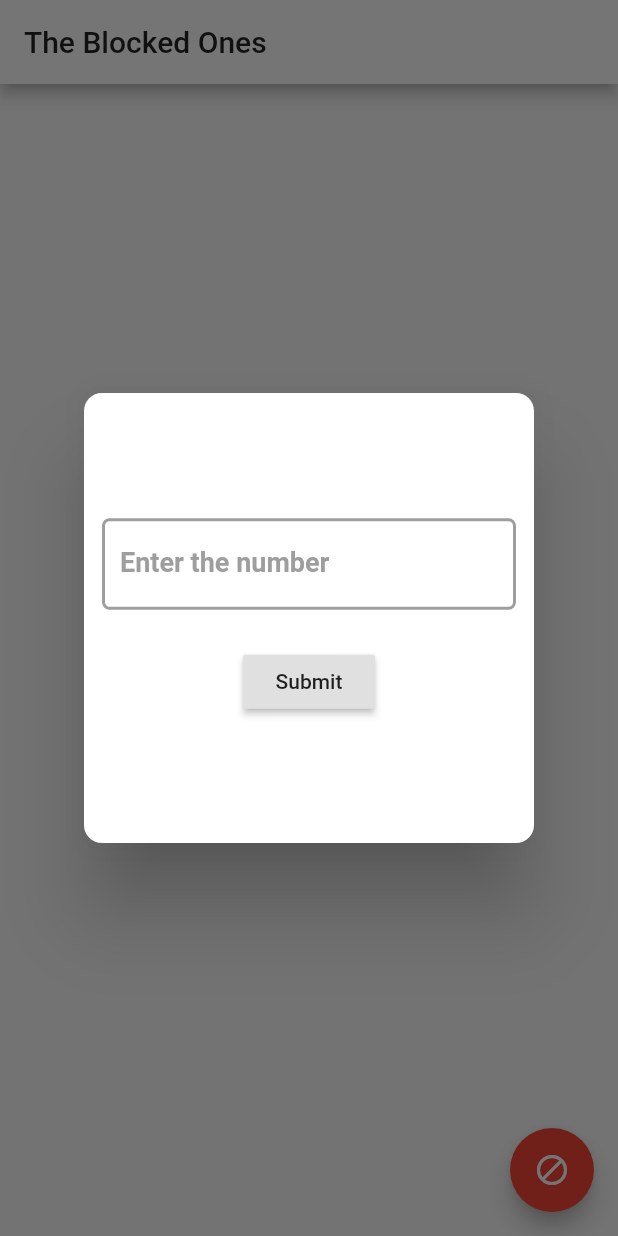
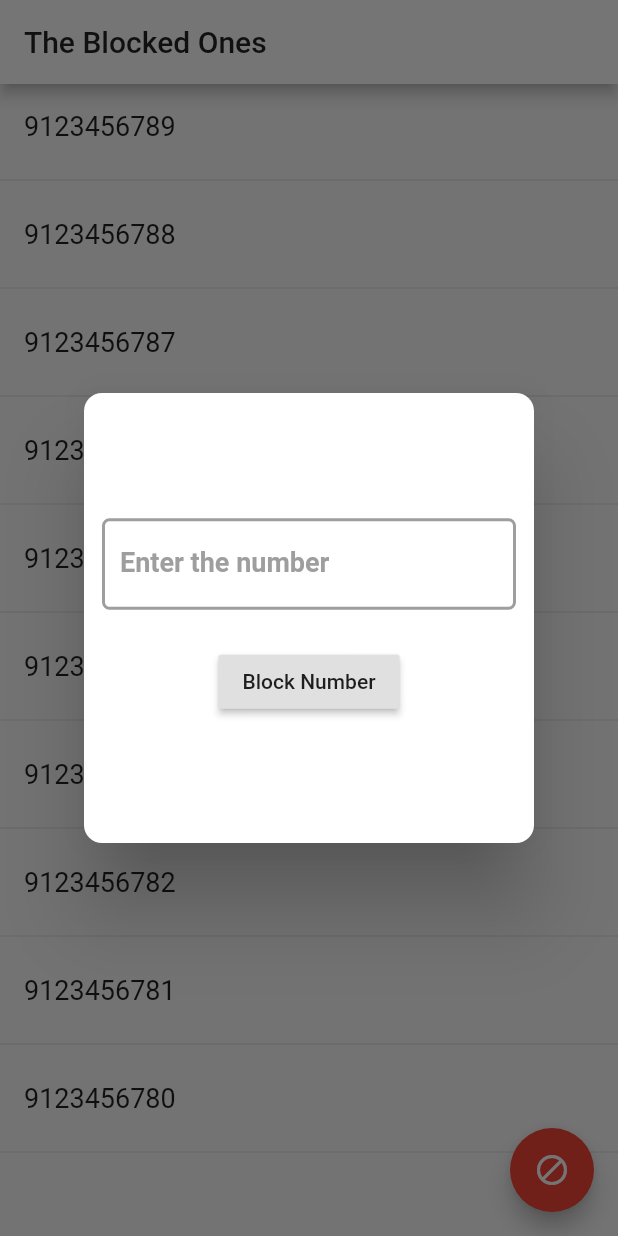
Before and after one commit to SuhasBharadwajK/block_em_up, a Flutter app: the screen it shows after launch, after a tap on the "block" icon, on a phone screen of 412 x 824 dp. Run offline on Flutter 3.47's test engine with Material 2 defaults, Android fonts, the phone set to English and light mode, and no system bars.

Commit message:
Implemented adding of new blocked numbers to list

```diff
--- a/lib/add_number_popup_dialog_form/add_number_popup_dialog_form.dart
+++ b/lib/add_number_popup_dialog_form/add_number_popup_dialog_form.dart
@@ -2,14 +2,20 @@ import 'package:flutter/cupertino.dart';
 import 'package:flutter/material.dart';
 
 class AddNumberToBlockForm extends StatefulWidget {
+  final Function(String) addNewNumberCallback;
+  AddNumberToBlockForm(this.addNewNumberCallback);
+
   @override
-  State<StatefulWidget> createState() => AddNumberToBlockFormState();
+  State<StatefulWidget> createState() => AddNumberToBlockFormState(addNewNumberCallback);
 }
 
 class AddNumberToBlockFormState extends State<AddNumberToBlockForm> {
+  final Function(String) addNewNumberCallback;
+
   var _formKey = GlobalKey<FormState>();
   FocusNode _textFieldFocusNode = FocusNode();
-  final _text = TextEditingController();
+  final _textController = TextEditingController();
+
   bool _isEmpty = false;
   bool _isTouched = false;
   bool _isInvalidNumber = false;
@@ -17,11 +23,11 @@ class AddNumberToBlockFormState extends State<AddNumberToBlockForm> {
   bool _didKeydownHappen = false;
 
   String get _invalidMessage {
-    return this._text.text.isEmpty ? 'Please enter some text' : this._isInvalidNumber ? 'Please enter a valid number' : null;
+    return this._textController.text.isEmpty ? 'Please enter some text' : this._isInvalidNumber ? 'Please enter a valid number' : null;
   }
 
-  AddNumberToBlockFormState() {
-    this._text.addListener(_onTextChangeEventHandler);
+  AddNumberToBlockFormState(this.addNewNumberCallback) {
+    this._textController.addListener(_onTextChangeEventHandler);
     _textFieldFocusNode.addListener(_onFocusNodeEvent);
   }
 
@@ -36,7 +42,7 @@ class AddNumberToBlockFormState extends State<AddNumberToBlockForm> {
             alignment: Alignment.center,
             child: TextFormField(
               focusNode: _textFieldFocusNode,
-              controller: _text,
+              controller: _textController,
               keyboardType: TextInputType.phone,
               decoration: new InputDecoration(
                 labelText: "Enter the number",
@@ -45,7 +51,7 @@ class AddNumberToBlockFormState extends State<AddNumberToBlockForm> {
                 ),
                 fillColor: Colors.white,
                 border: new OutlineInputBorder(
-                  borderSide: BorderSide(color: Colors.black, width: 2.0),
+                  borderSide: BorderSide(width: 2.0),
                   borderRadius: BorderRadius.circular(5),
                 ),
                 enabledBorder: new OutlineInputBorder(
@@ -70,15 +76,15 @@ class AddNumberToBlockFormState extends State<AddNumberToBlockForm> {
             child: RaisedButton(
               onPressed: () {
                 if (_formKey.currentState.validate()) {
-                  // If the form is valid, display a snackbar. In the real world,
-                  // you'd often call a server or save the information in a database.
+                  this.addNewNumberCallback(this._textController.text);
+                  Navigator.pop(context);
                 }
                 else {
                   this._didKeydownHappen = true;
                   FocusScope.of(context).requestFocus(this._textFieldFocusNode);
                 }
               },
-              child: Text('Submit'),
+              child: Text('Block Number'),
             ),
           ),
         ]
@@ -101,9 +107,9 @@ class AddNumberToBlockFormState extends State<AddNumberToBlockForm> {
     }
 
     setState(() {
-      this._isEmpty = this._text.text.isEmpty;
+      this._isEmpty = this._textController.text.isEmpty;
 
-      if (this._text.text.isNotEmpty) {
+      if (this._textController.text.isNotEmpty) {
         this._didKeydownHappen = true;
 
         if (!this._isTouched) {
@@ -114,7 +120,7 @@ class AddNumberToBlockFormState extends State<AddNumberToBlockForm> {
   }
 
   String numberValidator(String value) {
-    if (this._text.text.isEmpty || this._isInvalidNumber) {
+    if (this._textController.text.isEmpty || this._isInvalidNumber) {
       return this._invalidMessage;
     }
 
--- a/lib/app.dart
+++ b/lib/app.dart
@@ -3,15 +3,41 @@ import 'package:flutter/material.dart';
 import 'widgets/add_number_button.dart';
 import 'blocked_list/blocked_list.dart';
 
-class BlockEmAllApp extends StatelessWidget {
+class BlockEmAllApp extends StatefulWidget {
+  @override
+  State<StatefulWidget> createState()  => BlockEmAllAppState();
+}
+
+class BlockEmAllAppState extends State<BlockEmAllApp> {
+  List<String> _blockedNumbers = List<String>();
+
+  BlockEmAllAppState() {
+    this._blockedNumbers.add("9123456789");
+    this._blockedNumbers.add("9123456788");
+    this._blockedNumbers.add("9123456787");
+    this._blockedNumbers.add("9123456786");
+    this._blockedNumbers.add("9123456785");
+    this._blockedNumbers.add("9123456784");
+    this._blockedNumbers.add("9123456783");
+    this._blockedNumbers.add("9123456782");
+    this._blockedNumbers.add("9123456781");
+    this._blockedNumbers.add("9123456780");
+  }
+
   @override
   Widget build(BuildContext context) {
     return Scaffold(
       appBar: AppBar(
         title: const Text('The Blocked Ones'),
       ),
-      body: BlockedNumbersListWidget(),
-      floatingActionButton: AddNumberButton(),
+      body: BlockedNumbersListWidget(this._blockedNumbers),
+      floatingActionButton: AddNumberButton(addNewNumberCallback),
     );
   }
+
+  addNewNumberCallback(String newBlockedNumber) {
+    this.setState(() {
+      this._blockedNumbers.add(newBlockedNumber);
+    });
+  }
 }
--- a/lib/blocked_list/blocked_list.dart
+++ b/lib/blocked_list/blocked_list.dart
@@ -1,14 +1,51 @@
 import 'package:flutter/cupertino.dart';
+import 'package:flutter/material.dart';
 
 class BlockedNumbersListState extends State<BlockedNumbersListWidget> {
+  final _biggerFont = const TextStyle(fontSize: 18.0);
+  final List<String> _blockedNumbers;
+
+  BlockedNumbersListState(this._blockedNumbers);
+
   @override
   Widget build(BuildContext context) {
     // Here comes the list of blocked numbers
-    return Center(child: const Text('Press the button below!'));
+    return Center(child: _buildBlockedNumbersList());
+  }
+
+  Widget _buildBlockedNumbersList() {
+    return ListView.builder(
+      itemCount: this._blockedNumbers.length * 2,
+      itemBuilder: (context, i) {
+        if (i.isOdd) return Divider();
+
+        final index = i ~/ 2;
+        return this._buildRow(this._blockedNumbers[index]);
+      }
+    );
+  }
+
+  Widget _buildRow(String blockedNumber) {
+    return ListTile(title: Text(
+      blockedNumber,
+      style: _biggerFont,
+    ), onTap: () {
+      setState(() {
+      });
+    },);
+  }
+
+  onNewNumberAdded(String newNumberToBlock) {
+    setState(() {
+      this._blockedNumbers.add(newNumberToBlock);
+    });
   }
 }
 
 class BlockedNumbersListWidget extends StatefulWidget {
+  final List<String> _blockedNumbers;
+  BlockedNumbersListWidget(this._blockedNumbers);
+
   @override
-  State<StatefulWidget> createState() => BlockedNumbersListState();
+  State<StatefulWidget> createState() => BlockedNumbersListState(this._blockedNumbers);
 }
--- a/lib/widgets/add_number_button.dart
+++ b/lib/widgets/add_number_button.dart
@@ -3,7 +3,9 @@ import 'package:flutter/cupertino.dart';
 import 'package:flutter/material.dart';
 
 class AddNumberButton extends StatelessWidget {
-  AddNumberButton({Key key}) : super(key: key);
+  final Function(String) addNewNumberCallback;
+
+  AddNumberButton(this.addNewNumberCallback ,{Key key}) : super(key: key);
 
   @override
   Widget build(BuildContext context) {
@@ -17,8 +19,7 @@ class AddNumberButton extends StatelessWidget {
   }
 
   void addNumber(BuildContext context) {
-
-    Dialog simpleDialog = Dialog(
+    Dialog addNewNumberDialog = Dialog(
       shape: RoundedRectangleBorder(
         borderRadius: BorderRadius.circular(12.0),
       ),
@@ -28,12 +29,12 @@ class AddNumberButton extends StatelessWidget {
         child: Column(
           mainAxisAlignment: MainAxisAlignment.center,
           children: <Widget>[
-            AddNumberToBlockForm(),
+            AddNumberToBlockForm(addNewNumberCallback),
           ],
         ),
       ),
     );
 
-    showDialog(context: context, builder: (BuildContext context) => simpleDialog);
+    showDialog(context: context, builder: (BuildContext context) => addNewNumberDialog);
   }
 }
```
